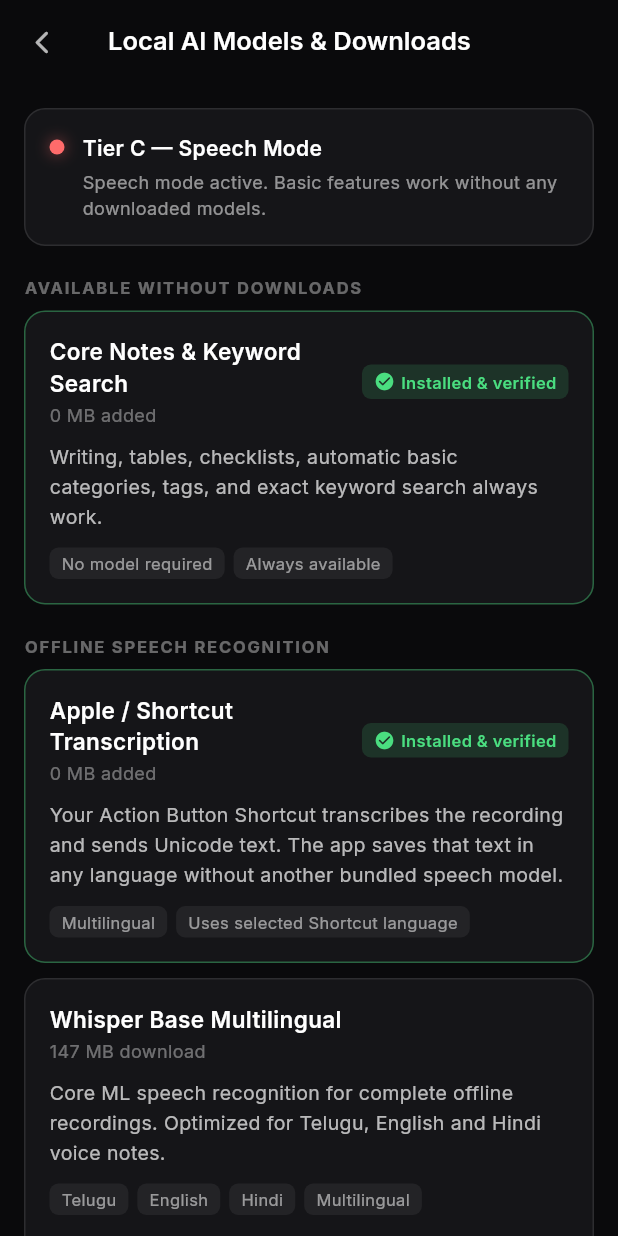
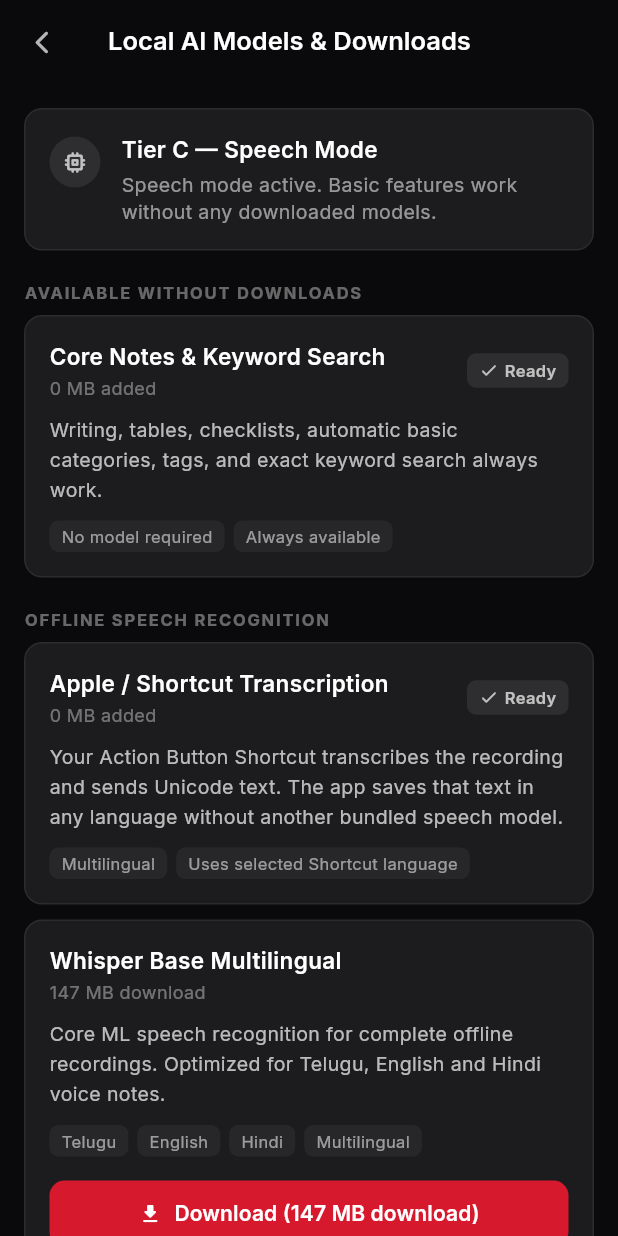
Before and after one commit to vashisht7/NoteEchoes, a Flutter app: the AiModelSettingsPage screen opened directly, on a phone screen of 412 x 824 dp. Run offline on Flutter 3.47's test engine with Material 3 defaults, Android fonts, the phone set to English and light mode, and no system bars; our stand-ins replace drift, file_picker, google_fonts, shared_preferences, speech_to_text; missing offline and left inert: dart_sentencepiece_tokenizer, flutter_math_fork, flutter_onnxruntime, pdfrx, record, sqlite3; accounts and stored records are empty; generated files the repository leaves out were written again.

Commit message:
fix(ios): restore notes recovery safety, auto-locate pre-downloaded models across directories, and apply iOS System Settings dark styling

```diff
--- a/lib/ai/presentation/ai_model_settings_page.dart
+++ b/lib/ai/presentation/ai_model_settings_page.dart
@@ -600,45 +600,32 @@ class _DeviceTierCard extends StatelessWidget {
     }
   }
 
-  Color get _tierColor {
-    switch (tier) {
-      case DeviceTier.tierA:
-        return const Color(0xFF4ADE80);
-      case DeviceTier.tierB:
-        return const Color(0xFFFBBF24);
-      case DeviceTier.tierC:
-        return const Color(0xFFFF6B6B);
-    }
-  }
-
   @override
   Widget build(BuildContext context) {
     return Container(
       padding: const EdgeInsets.all(16),
       decoration: BoxDecoration(
-        color: const Color(0xFF151518),
-        borderRadius: BorderRadius.circular(14),
-        border: Border.all(color: Colors.white10),
+        color: const Color(0xFF1C1C1E),
+        borderRadius: BorderRadius.circular(12),
+        border: Border.all(color: const Color(0xFF2C2C2E)),
       ),
       child: Row(
         crossAxisAlignment: CrossAxisAlignment.start,
         children: [
           Container(
-            margin: const EdgeInsets.only(top: 4),
-            width: 10,
-            height: 10,
+            margin: const EdgeInsets.only(top: 2),
+            padding: const EdgeInsets.all(8),
             decoration: BoxDecoration(
-              color: _tierColor,
+              color: Colors.white.withValues(alpha: 0.08),
               shape: BoxShape.circle,
-              boxShadow: [
-                BoxShadow(
-                  color: _tierColor.withValues(alpha: 0.5),
-                  blurRadius: 8,
-                ),
-              ],
+            ),
+            child: const Icon(
+              Icons.memory_rounded,
+              color: Colors.white70,
+              size: 18,
             ),
           ),
-          const SizedBox(width: 12),
+          const SizedBox(width: 14),
           Expanded(
             child: Column(
               crossAxisAlignment: CrossAxisAlignment.start,
@@ -646,7 +633,7 @@ class _DeviceTierCard extends StatelessWidget {
                 Text(
                   _tierLabel,
                   style: GoogleFonts.inter(
-                    fontSize: 14,
+                    fontSize: 15,
                     fontWeight: FontWeight.w600,
                     color: Colors.white,
                   ),
@@ -655,7 +642,7 @@ class _DeviceTierCard extends StatelessWidget {
                 Text(
                   _tierDescription,
                   style: GoogleFonts.inter(
-                    fontSize: 12,
+                    fontSize: 13,
                     color: Colors.white54,
                     height: 1.4,
                   ),
@@ -705,13 +692,9 @@ class _ModelCard extends StatelessWidget {
     return Container(
       padding: const EdgeInsets.all(16),
       decoration: BoxDecoration(
-        color: const Color(0xFF151518),
-        borderRadius: BorderRadius.circular(14),
-        border: Border.all(
-          color: isInstalled
-              ? const Color(0xFF4ADE80).withValues(alpha: 0.4)
-              : Colors.white10,
-        ),
+        color: const Color(0xFF1C1C1E),
+        borderRadius: BorderRadius.circular(12),
+        border: Border.all(color: const Color(0xFF2C2C2E)),
       ),
       child: Column(
         crossAxisAlignment: CrossAxisAlignment.start,
@@ -748,24 +731,24 @@ class _ModelCard extends StatelessWidget {
                     vertical: 4,
                   ),
                   decoration: BoxDecoration(
-                    color: const Color(0xFF4ADE80).withValues(alpha: 0.15),
+                    color: Colors.white.withValues(alpha: 0.08),
                     borderRadius: BorderRadius.circular(6),
                   ),
                   child: Row(
                     mainAxisSize: MainAxisSize.min,
                     children: [
                       const Icon(
-                        Icons.check_circle_rounded,
-                        color: Color(0xFF4ADE80),
-                        size: 14,
+                        Icons.check_rounded,
+                        color: Colors.white70,
+                        size: 13,
                       ),
                       const SizedBox(width: 4),
                       Text(
-                        'Installed & verified',
+                        'Ready',
                         style: GoogleFonts.inter(
                           fontSize: 11,
                           fontWeight: FontWeight.w600,
-                          color: const Color(0xFF4ADE80),
+                          color: Colors.white70,
                         ),
                       ),
                     ],
@@ -794,7 +777,7 @@ class _ModelCard extends StatelessWidget {
                       vertical: 3,
                     ),
                     decoration: BoxDecoration(
-                      color: Colors.white.withValues(alpha: 0.06),
+                      color: Colors.white.withValues(alpha: 0.05),
                       borderRadius: BorderRadius.circular(6),
                     ),
                     child: Text(
@@ -814,7 +797,7 @@ class _ModelCard extends StatelessWidget {
               '⚠ $notAvailableReason',
               style: GoogleFonts.inter(
                 fontSize: 12,
-                color: const Color(0xFFFBBF24),
+                color: const Color(0xFFFF9F0A),
               ),
             ),
           ],
@@ -824,7 +807,7 @@ class _ModelCard extends StatelessWidget {
               'Needs repair • $warningText',
               style: GoogleFonts.inter(
                 fontSize: 12,
-                color: const Color(0xFFFBBF24),
+                color: const Color(0xFFFF9F0A),
                 height: 1.4,
               ),
             ),
@@ -841,7 +824,7 @@ class _ModelCard extends StatelessWidget {
                 valueColor: AlwaysStoppedAnimation<Color>(
                   Theme.of(context).colorScheme.primary,
                 ),
-                minHeight: 6,
+                minHeight: 4,
               ),
             ),
             if (statusText.isNotEmpty) ...[
@@ -850,7 +833,7 @@ class _ModelCard extends StatelessWidget {
                 statusText,
                 style: GoogleFonts.inter(
                   fontSize: 11,
-                  color: Theme.of(context).colorScheme.primary,
+                  color: Colors.white54,
                 ),
               ),
             ],
@@ -889,13 +872,13 @@ class _ModelCard extends StatelessWidget {
                   icon: const Icon(
                     Icons.delete_outline_rounded,
                     size: 15,
-                    color: Color(0xFFFF6B6B),
+                    color: Color(0xFFFF453A),
                   ),
                   label: Text(
                     'Delete Model',
                     style: GoogleFonts.inter(
                       fontSize: 12,
-                      color: const Color(0xFFFF6B6B),
+                      color: const Color(0xFFFF453A),
                     ),
                   ),
                 ),
@@ -914,9 +897,9 @@ class _PrivacyInfoCard extends StatelessWidget {
     return Container(
       padding: const EdgeInsets.all(16),
       decoration: BoxDecoration(
-        color: const Color(0xFF151518),
-        borderRadius: BorderRadius.circular(14),
-        border: Border.all(color: Colors.white10),
+        color: const Color(0xFF1C1C1E),
+        borderRadius: BorderRadius.circular(12),
+        border: Border.all(color: const Color(0xFF2C2C2E)),
       ),
       child: Column(
         crossAxisAlignment: CrossAxisAlignment.start,
@@ -926,7 +909,7 @@ class _PrivacyInfoCard extends StatelessWidget {
               const Icon(
                 Icons.lock_outline_rounded,
                 size: 16,
-                color: Color(0xFF4ADE80),
+                color: Colors.white70,
               ),
               const SizedBox(width: 8),
               Text(
--- a/lib/screens/settings_screen.dart
+++ b/lib/screens/settings_screen.dart
@@ -218,9 +218,9 @@ class _SettingsCard extends StatelessWidget {
   @override
   Widget build(BuildContext context) => Container(
     decoration: BoxDecoration(
-      color: AppColors.elevation1,
-      borderRadius: BorderRadius.circular(14),
-      border: Border.all(color: AppColors.glassBorder),
+      color: const Color(0xFF1C1C1E),
+      borderRadius: BorderRadius.circular(12),
+      border: Border.all(color: const Color(0xFF2C2C2E)),
     ),
     clipBehavior: Clip.antiAlias,
     child: child,
```
Also changed, not shown: lib/services/note_storage_service.dart (+6 -2 lines), 2 other files.
